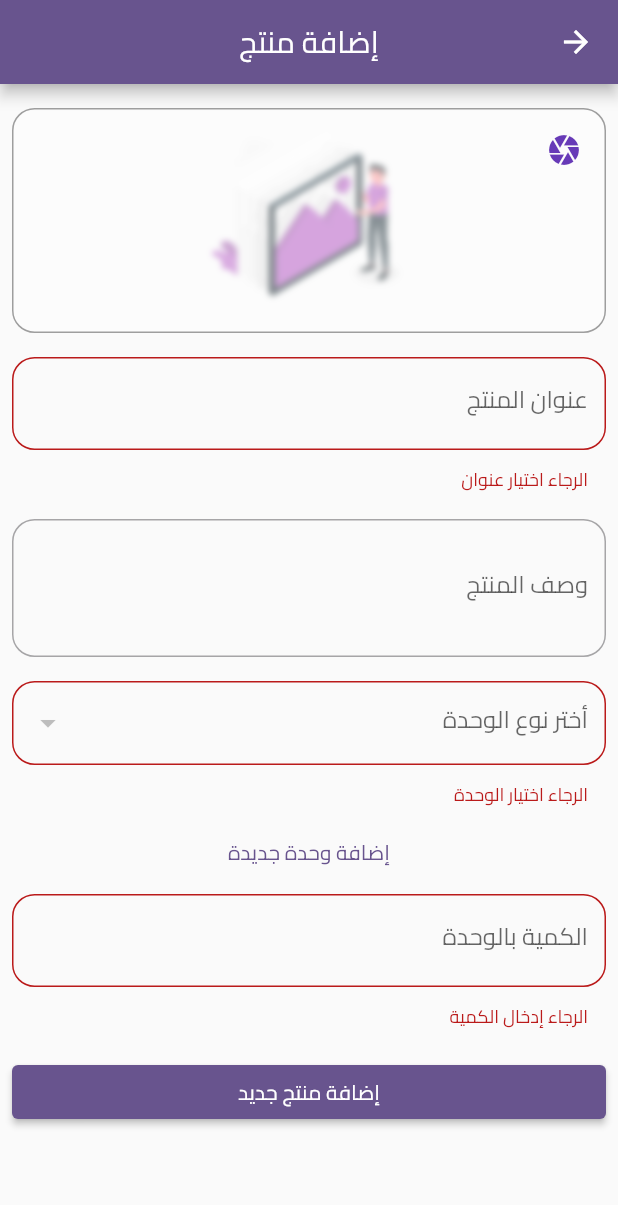
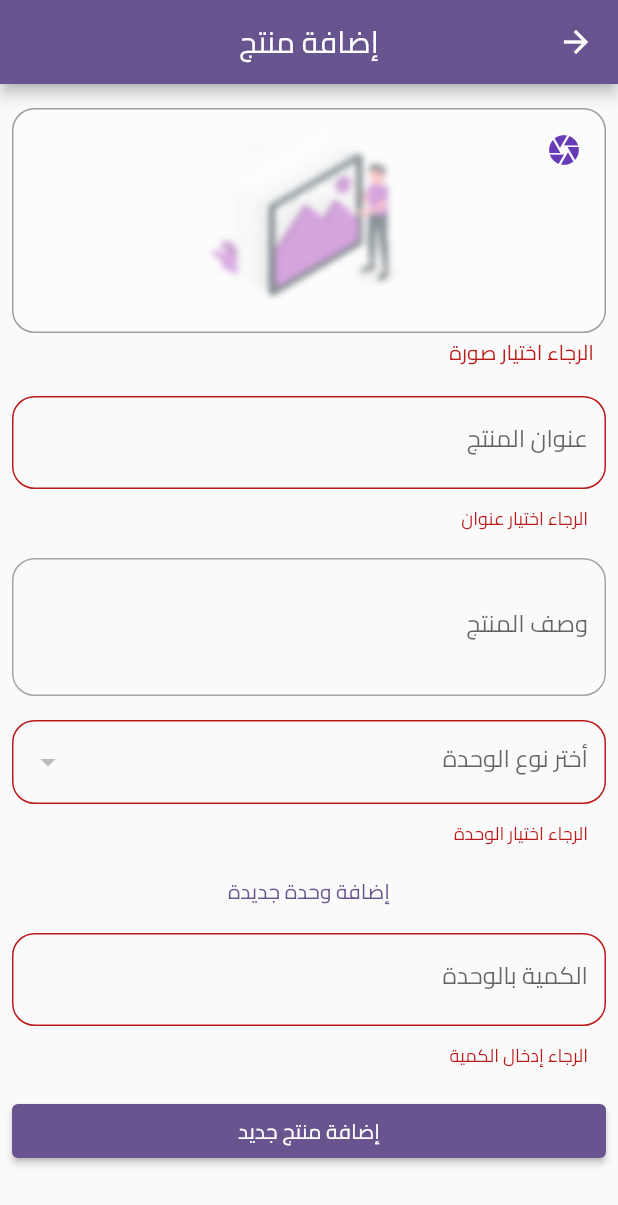
Before and after one commit to devhasanalhamed/store_warehouse, a Flutter app: the AddProductScreen screen opened directly, after a tap on "إضافة منتج جديد", on a phone screen of 412 x 824 dp. Shown: the top 1205 px of the screen. Run offline on Flutter 3.47's test engine with Material 2 defaults, Android fonts, the phone set to English and light mode, and no system bars; our stand-ins replace get_it, image_picker, sqflite; accounts and stored records are empty.

Commit message:
Update add_product_screen.dart

```diff
--- a/lib/products/view/screen/add_product_screen.dart
+++ b/lib/products/view/screen/add_product_screen.dart
@@ -20,22 +20,26 @@ class AddProductScreen extends StatelessWidget {
   @override
   Widget build(BuildContext context) {
     int? unitController;
+    final provider = Provider.of<ProductController>(context, listen: false);
+    provider.removeCurrentImage();
 
     void validate() {
       final isValid = formKey.currentState!.validate();
       if (isValid) {
         log('Product information is valid, calling provider...');
+        provider.saveImage().then((value) =>
             Provider.of<ProductsTransactionsProvider>(context, listen: false)
                 .addProduct(
                   titleController.text,
                   descriptionController.text,
-              Provider.of<ProductController>(context, listen: false)
-                  .imagePicker!
-                  .path,
+                  value.path,
                   unitController!,
                   int.parse(quantityController.text),
                 )
-            .then((value) => Navigator.pop(context));
+                .then((value) => Navigator.pop(context)));
+      } else if (provider.imagePicker == null) {
+        log('image is null');
+        provider.showImageErrorMessage();
       } else {
         log('not valid');
       }
@@ -60,9 +64,24 @@ class AddProductScreen extends StatelessWidget {
                 child: Column(
                   children: [
                     Consumer<ProductController>(
-                      builder: (context, value, child) => ProductImagePicker(
+                      builder: (context, value, child) => Column(
+                        crossAxisAlignment: CrossAxisAlignment.start,
+                        children: [
+                          ProductImagePicker(
                             onTap: value.pickImage,
                             photo: value.imagePicker,
+                          ),
+                          if (value.showImageError)
+                            Padding(
+                              padding: const EdgeInsets.only(right: 8.0),
+                              child: Text(
+                                'الرجاء اختيار صورة',
+                                style: TextStyle(
+                                  color: Theme.of(context).colorScheme.error,
+                                ),
+                              ),
+                            ),
+                        ],
                       ),
                     ),
                     const SizedBox(height: 16.0),
```
Lines whose indentation alone changed are shown as unchanged.
